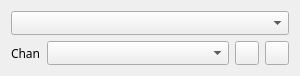
First picture: the form in sdrbase/gui/samplingdevicecontrol.ui, repository f4exb/sdrangel, before the edit.
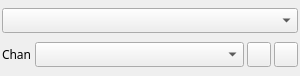
Second picture: the form after the edit. Icons and pictures are not drawn.

```diff
--- a/sdrbase/gui/samplingdevicecontrol.ui
+++ b/sdrbase/gui/samplingdevicecontrol.ui
@@ -16,6 +16,12 @@
     <height>76</height>
    </size>
   </property>
+  <property name="maximumSize">
+   <size>
+    <width>16777215</width>
+    <height>16777215</height>
+   </size>
+  </property>
   <property name="font">
    <font>
     <family>Sans Serif</family>
@@ -26,6 +32,12 @@
    <string>Title &amp; Color</string>
   </property>
   <layout class="QVBoxLayout" name="verticalLayout">
+   <property name="spacing">
+    <number>3</number>
+   </property>
+   <property name="margin">
+    <number>2</number>
+   </property>
    <item>
     <layout class="QHBoxLayout" name="deviceSelectLayout">
      <item>
```
